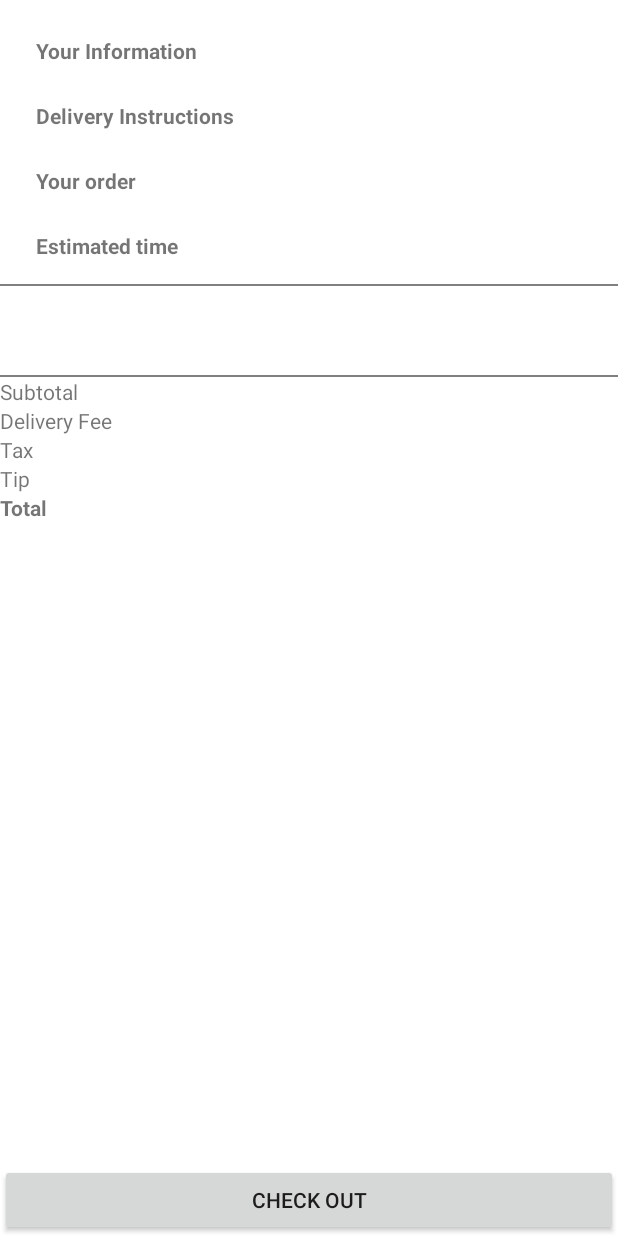
After one commit to joshc01/NeedToFeedApp, an Android app: the CheckoutActivity screen opened directly, with no data from a screen before it, on a phone screen of 412 x 824 dp. The commit adds this screen. Run offline under Robolectric (Android 15) with nearby library versions, the phone set to English and light mode, and no system bars; 1 statement that could not run was skipped.

Commit message:
Removed Stripe API implementation Partially implemented Google Pay API Created CheckoutActivity layout Modified RestaurantItemDetailsFragment layout Added drawables for quantity selector in RestaurantItemDetailsFragment

```diff
--- a/app/src/main/AndroidManifest.xml
+++ b/app/src/main/AndroidManifest.xml
@@ -14,6 +14,9 @@
         android:roundIcon="@mipmap/ic_launcher_round"
         android:supportsRtl="true"
         android:theme="@style/Theme.NeedToFeed">
+        <activity
+            android:name=".ui.home.CheckoutActivity"
+            android:exported="false" />
         <activity
             android:name=".ui.auth.LandingActivity"
             android:exported="false" />
--- /dev/null
+++ b/app/src/main/java/com/cs389team4/needtofeed/ui/home/CheckoutActivity.kt
@@ -0,0 +1,116 @@
+package com.cs389team4.needtofeed.ui.home
+
+import android.app.Activity
+import android.content.Intent
+import android.os.Bundle
+import android.util.Log
+import com.cs389team4.needtofeed.databinding.ActivityCheckoutBinding
+import com.cs389team4.needtofeed.utils.PaymentUtil
+import com.cs389team4.needtofeed.utils.Utils
+import com.google.android.gms.common.api.ApiException
+import com.google.android.gms.wallet.AutoResolveHelper
+import com.google.android.gms.wallet.IsReadyToPayRequest
+import com.google.android.gms.wallet.PaymentData
+import com.google.android.gms.wallet.PaymentsClient
+import org.json.JSONArray
+import org.json.JSONException
+import org.json.JSONObject
+
+class CheckoutActivity: Activity() {
+    private lateinit var paymentsClient: PaymentsClient
+
+    private lateinit var foodItemList: JSONArray
+    private lateinit var selectedFoodItem: JSONObject
+
+    private lateinit var binding: ActivityCheckoutBinding
+
+    companion object {
+        private const val LOAD_PAYMENT_DATA_REQUEST_CODE = 991
+    }
+
+    override fun onCreate(savedInstanceState: Bundle?) {
+        super.onCreate(savedInstanceState)
+
+        binding = ActivityCheckoutBinding.inflate(layoutInflater)
+        setContentView(binding.root)
+
+        // Initialize Google Pay API client
+        paymentsClient = PaymentUtil.createPaymentsClient(this)
+
+    }
+
+    // Determine support for payment methods
+    private fun showGooglePayButtonIfReady() {
+        val isReadyToPayJson = PaymentUtil.isReadyToPayRequest() ?: return
+        val request = IsReadyToPayRequest.fromJson(isReadyToPayJson.toString()) ?: return
+
+        val task = paymentsClient.isReadyToPay(request)
+        task.addOnCompleteListener { completedTask ->
+            try {
+                completedTask.getResult(ApiException::class.java)?.let(::setGooglePayAvailable)
+            } catch (exception: ApiException) {
+                Log.w("isReadyToPay failure", exception)
+            }
+        }
+    }
+
+    // Show payment button and hide text if available on device
+    private fun setGooglePayAvailable(available: Boolean) {
+        if (available) {
+
+        } else {
+            Utils().showMessage(this, "Unfortunately, Google Pay is not available on this device")
+        }
+    }
+
+    private fun requestPayment() {
+
+    }
+
+    // Handle resolved activity from Google Pay payment sheet
+    public override fun onActivityResult(requestCode: Int, resultCode: Int, data: Intent?) {
+        when (requestCode) {
+            LOAD_PAYMENT_DATA_REQUEST_CODE -> {
+                when (resultCode) {
+                    RESULT_OK ->
+                        data?.let { intent ->
+                            PaymentData.getFromIntent(intent)?.let(::handlePaymentSuccess)
+                        }
+                    RESULT_CANCELED -> {
+                        // User cancelled payment attempt
+                    }
+
+                    AutoResolveHelper.RESULT_ERROR -> {
+                        AutoResolveHelper.getStatusFromIntent(data)?.let {
+                            handleError(it.statusCode)
+                        }
+                    }
+                }
+
+            }
+        }
+    }
+
+    private fun handlePaymentSuccess(paymentData: PaymentData) {
+        val paymentInfo = paymentData.toJson() ?: return
+
+        try {
+            val paymentMethodData = JSONObject(paymentInfo).getJSONObject("paymentMethodData")
+            val billingName = paymentMethodData.getJSONObject("info")
+                .getJSONObject("billingAddress")
+                .getString("name")
+
+            Log.d("billingName", billingName)
+
+            Log.d("GooglePaymentToken", paymentMethodData
+                .getJSONObject("tokenizationData")
+                .getString("token"))
+        } catch (e: JSONException) {
+            Log.e("handlePaymentSuccess", "Error: $e")
+        }
+    }
+
+    private fun handleError(statusCode: Int) {
+        Log.w("loadPaymentData failed", "Error code: $statusCode")
+    }
+}
--- a/app/src/main/java/com/cs389team4/needtofeed/ui/home/RestaurantMenuFragment.java
+++ b/app/src/main/java/com/cs389team4/needtofeed/ui/home/RestaurantMenuFragment.java
@@ -42,6 +42,6 @@ public class RestaurantMenuFragment extends Fragment {
         textViewRestaurantCategory.setText(restaurantCategory);
 
         String restaurantImage = args.getRestaurantImage();
-        Glide.with(view).load(restaurantImage).into(imageViewRestaurantImage);
+        Glide.with(view).load(restaurantImage).fitCenter().into(imageViewRestaurantImage);
     }
 }
--- /dev/null
+++ b/app/src/main/res/layout/activity_checkout.xml
@@ -0,0 +1,153 @@
+<?xml version="1.0" encoding="utf-8"?>
+<androidx.constraintlayout.widget.ConstraintLayout xmlns:android="http://schemas.android.com/apk/res/android"
+    android:layout_width="match_parent"
+    android:layout_height="match_parent"
+    xmlns:app="http://schemas.android.com/apk/res-auto">
+    <TextView
+        android:id="@+id/checkout_your_info_title"
+        android:layout_width="match_parent"
+        android:layout_height="wrap_content"
+        app:layout_constraintTop_toTopOf="parent"
+        app:layout_constraintStart_toStartOf="parent"
+        android:layout_margin="24dp"
+        android:text="@string/lbl_checkout_your_info"
+        android:textStyle="bold"/>
+
+    <TextView
+        android:id="@+id/checkout_delivery_instructions_title"
+        android:layout_width="match_parent"
+        android:layout_height="wrap_content"
+        android:layout_margin="24dp"
+        android:text="@string/lbl_checkout_delivery_instructions"
+        android:textStyle="bold"
+        app:layout_constraintTop_toBottomOf="@id/checkout_your_info_title"/>
+
+    <TextView
+        android:id="@+id/checkout_your_order_title"
+        android:layout_width="match_parent"
+        android:layout_height="wrap_content"
+        android:layout_margin="24dp"
+        android:text="@string/lbl_checkout_your_order"
+        android:textStyle="bold"
+        app:layout_constraintTop_toBottomOf="@id/checkout_delivery_instructions_title"/>
+
+    <TextView
+        android:id="@+id/checkout_estimated_time"
+        android:layout_width="match_parent"
+        android:layout_height="wrap_content"
+        android:layout_margin="24dp"
+        android:text="Estimated time"
+        android:textStyle="bold"
+        app:layout_constraintTop_toBottomOf="@id/checkout_your_order_title"/>
+
+    <View
+        android:id="@+id/checkout_divider1"
+        android:background="#808080"
+        android:layout_width = "match_parent"
+        android:layout_height="1dp"
+        android:layout_marginTop="16dp"
+        android:layout_marginBottom="8dp"
+        app:layout_constraintTop_toBottomOf="@id/checkout_estimated_time"/>
+
+    <TextView
+        android:id="@+id/checkout_restaurant_name"
+        android:layout_width="match_parent"
+        android:layout_height="wrap_content"
+        android:layout_margin="24dp"
+        app:layout_constraintTop_toBottomOf="@id/checkout_divider1"
+        android:textStyle="bold"/>
+
+    <ListView
+        android:id="@+id/checkout_list_items"
+        android:layout_width="match_parent"
+        android:layout_height="wrap_content"
+        app:layout_constraintTop_toBottomOf="@id/checkout_restaurant_name"/>
+
+    <View
+        android:id="@+id/checkout_divider2"
+        android:background="#808080"
+        android:layout_width = "match_parent"
+        android:layout_height="1dp"
+        android:layout_marginTop="16dp"
+        android:layout_marginBottom="8dp"
+        app:layout_constraintTop_toBottomOf="@+id/checkout_list_items"/>
+
+    <TextView
+        android:id="@+id/checkout_subtotal_title"
+        android:layout_width="wrap_content"
+        android:layout_height="wrap_content"
+        app:layout_constraintStart_toStartOf="parent"
+        app:layout_constraintTop_toBottomOf="@id/checkout_divider2"
+        android:text="@string/lbl_checkout_subtotal"/>
+    <TextView
+        android:id="@+id/checkout_subtotal_value"
+        android:layout_width="wrap_content"
+        android:layout_height="wrap_content"
+        app:layout_constraintEnd_toEndOf="parent"
+        app:layout_constraintTop_toBottomOf="@+id/checkout_divider2"/>
+
+    <TextView
+        android:id="@+id/checkout_delivery_fee_title"
+        android:layout_width="wrap_content"
+        android:layout_height="wrap_content"
+        app:layout_constraintStart_toStartOf="parent"
+        app:layout_constraintTop_toBottomOf="@+id/checkout_subtotal_title"
+        android:text="@string/lbl_checkout_delivery_fee"/>
+    <TextView
+        android:id="@+id/checkout_delivery_fee_value"
+        android:layout_width="wrap_content"
+        android:layout_height="wrap_content"
+        app:layout_constraintEnd_toEndOf="parent"
+        app:layout_constraintTop_toBottomOf="@+id/checkout_subtotal_value"/>
+
+    <TextView
+        android:id="@+id/checkout_tax_title"
+        android:layout_width="wrap_content"
+        android:layout_height="wrap_content"
+        app:layout_constraintStart_toStartOf="parent"
+        app:layout_constraintTop_toBottomOf="@+id/checkout_delivery_fee_title"
+        android:text="@string/lbl_checkout_tax"/>
+    <TextView
+        android:id="@+id/checkout_tax_value"
+        android:layout_width="wrap_content"
+        android:layout_height="wrap_content"
+        app:layout_constraintEnd_toEndOf="parent"
+        app:layout_constraintTop_toBottomOf="@+id/checkout_delivery_fee_value"/>
+
+    <TextView
+        android:id="@+id/checkout_tip_title"
+        android:layout_width="wrap_content"
+        android:layout_height="wrap_content"
+        app:layout_constraintStart_toStartOf="parent"
+        app:layout_constraintTop_toBottomOf="@+id/checkout_tax_title"
+        android:text="@string/lbl_checkout_tip"/>
+    <TextView
+        android:id="@+id/checkout_tip_value"
+        android:layout_width="wrap_content"
+        android:layout_height="wrap_content"
+        app:layout_constraintEnd_toEndOf="parent"
+        app:layout_constraintTop_toBottomOf="@+id/checkout_tax_value"/>
+
+    <TextView
+        android:id="@+id/checkout_total_title"
+        android:layout_width="wrap_content"
+        android:layout_height="wrap_content"
+        app:layout_constraintStart_toStartOf="parent"
+        app:layout_constraintTop_toBottomOf="@+id/checkout_tip_title"
+        android:text="@string/lbl_checkout_total"
+        android:textStyle="bold"/>
+    <TextView
+        android:id="@+id/checkout_total_value"
+        android:layout_width="wrap_content"
+        android:layout_height="wrap_content"
+        app:layout_constraintEnd_toEndOf="parent"
+        app:layout_constraintTop_toBottomOf="@+id/checkout_tip_value" />
+
+    <androidx.appcompat.widget.AppCompatButton
+        android:id="@+id/checkout_btn_place_order"
+        android:layout_width="match_parent"
+        android:layout_height="wrap_content"
+        app:layout_constraintBottom_toBottomOf="parent"
+        android:text="@string/lbl_checkout_action"/>
+
+</androidx.constraintlayout.widget.ConstraintLayout>
--- a/app/src/main/res/navigation/nav_graph_home.xml
+++ b/app/src/main/res/navigation/nav_graph_home.xml
@@ -42,4 +42,9 @@
         <argument android:name="itemPrice" app:argType="float" />
         <argument android:name="itemImage" app:argType="string" />
     </fragment>
+    <activity
+        android:id="@+id/checkoutActivity"
+        android:name="com.cs389team4.needtofeed.ui.home.CheckoutActivity"
+        android:label="CheckoutActivity"
+        tools:layout="@layout/activity_checkout"/>
 </navigation>
--- a/app/src/main/res/values/strings.xml
+++ b/app/src/main/res/values/strings.xml
@@ -40,4 +40,13 @@
     <string name="restaurants_unavailable">Oh no!\nNo restaurants available near you</string>
     <string name="item_details_quantity">Quantity:</string>
     <string name="add_to_cart_string">Add to cart</string>
+    <string name="lbl_checkout_your_info">Your Information</string>
+    <string name="lbl_checkout_delivery_instructions">Delivery Instructions</string>
+    <string name="lbl_checkout_your_order">Your order</string>
+    <string name="lbl_checkout_total">Total</string>
+    <string name="lbl_checkout_tip">Tip</string>
+    <string name="lbl_checkout_tax">Tax</string>
+    <string name="lbl_checkout_delivery_fee">Delivery Fee</string>
+    <string name="lbl_checkout_subtotal">Subtotal</string>
+    <string name="lbl_checkout_action">Check Out</string>
 </resources>
```
Also changed, not shown: app/build.gradle (+0 -8 lines), app/src/main/java/com/cs389team4/needtofeed/NeedToFeedApplication.kt (+0 -7 lines), app/src/main/java/com/cs389team4/needtofeed/ui/home/CheckoutFragment.kt (deleted, +0 -88 lines), app/src/main/java/com/cs389team4/needtofeed/ui/home/RestaurantItemDetailsFragment.java (+24 -1 lines), app/src/main/java/com/cs389team4/needtofeed/utils/Constants.kt (added, +31 -0 lines), app/src/main/java/com/cs389team4/needtofeed/utils/PaymentUtil.kt (added, +99 -0 lines), app/src/main/java/com/cs389team4/needtofeed/utils/Server.java (deleted, +0 -82 lines), app/src/main/res/drawable/ic_baseline_add_24.xml (added, +10 -0 lines), app/src/main/res/drawable/ic_baseline_remove_24.xml (added, +10 -0 lines), app/src/main/res/layout/fragment_checkout.xml (deleted, +0 -13 lines), app/src/main/res/layout/fragment_restaurant_item_details.xml (+36 -16 lines).
